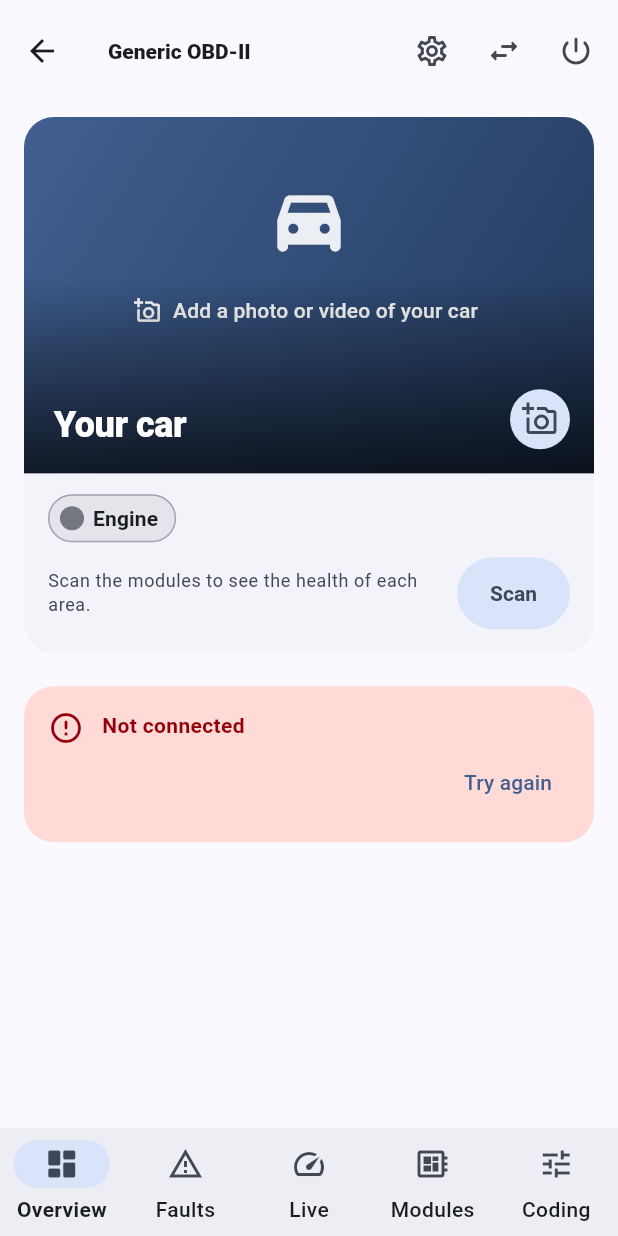
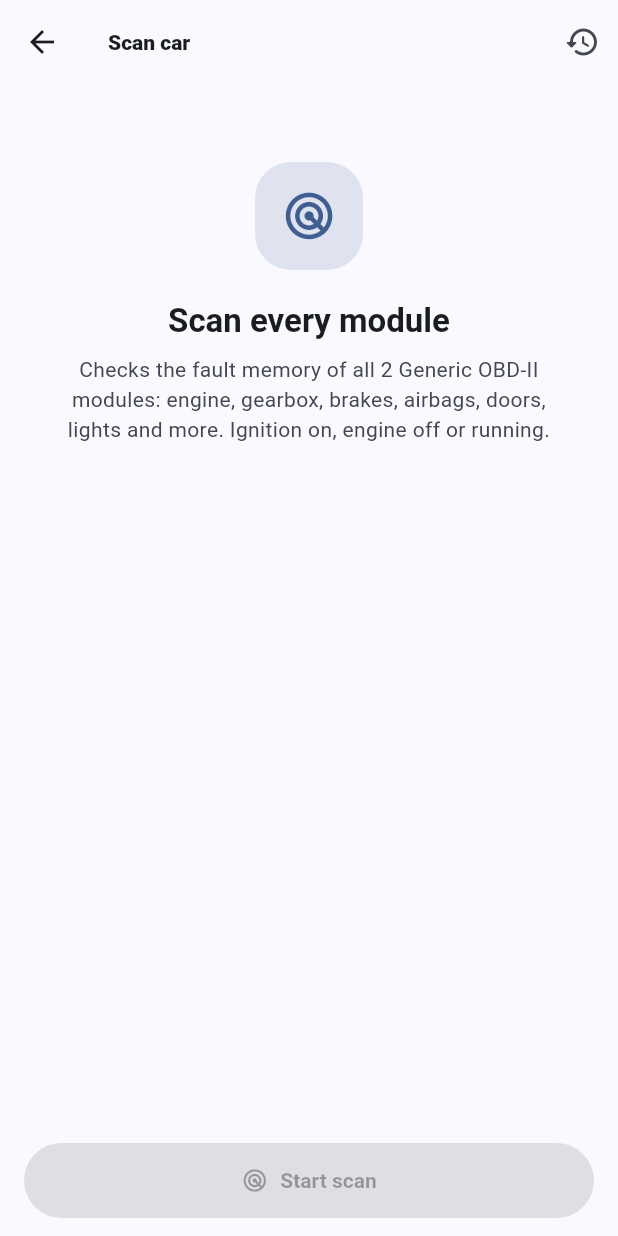
Before and after one commit to quotebruceoften/car-diagnostics, a Flutter app: the HomeScreen screen opened directly, after a tap on "Scan", on a phone screen of 412 x 824 dp. Run offline on Flutter 3.47's test engine with Material 3 defaults, Android fonts, the phone set to English and light mode, and no system bars; our stand-ins replace file_picker, image_picker, pdf, permission_handler, share_plus, shared_preferences and 2 more; missing offline and left inert: flutter_reactive_ble; accounts and stored records are empty.

Commit message:
Add a dedicated Scan car button and screen
A large Scan car button on the Overview, and a scan icon in the top bar
on every tab, open a screen that scans every module and shows progress
module by module, then the faults grouped by module, with Report and
Scan again buttons. The car card's Scan button opens the same screen.

Co-Authored-By: Claude Opus 5.5 <noreply@anthropic.com>
Claude-Session: https://claude.ai/code/session_01831VDjxvNFYZRrE1kCUzeT

```diff
--- a/mobile/lib/ui/screens/home_screen.dart
+++ b/mobile/lib/ui/screens/home_screen.dart
@@ -9,6 +9,7 @@ import 'faults_tab.dart';
 import 'live_tab.dart';
 import 'modules_tab.dart';
 import 'overview_tab.dart';
+import 'scan_screen.dart';
 import 'settings_screen.dart';
 
 /// Tab indexes, so tabs can send the user to each other.
@@ -94,6 +95,7 @@ class _HomeScreenState extends State<HomeScreen> {
           ],
         ),
         actions: [
+          IconButton(tooltip: 'Scan car', icon: const Icon(Icons.radar_rounded), onPressed: () => openScan(context)),
           IconButton(
             tooltip: 'Settings',
             icon: const Icon(Icons.settings_outlined),
--- a/mobile/lib/ui/screens/overview_tab.dart
+++ b/mobile/lib/ui/screens/overview_tab.dart
@@ -11,6 +11,7 @@ import '../widgets/skeleton.dart';
 import 'battery_screen.dart';
 import 'history_screen.dart';
 import 'performance_screen.dart';
+import 'scan_screen.dart';
 import 'service_screen.dart';
 import 'trip_screen.dart';
 import 'readiness_screen.dart';
@@ -95,6 +96,7 @@ class _OverviewTabState extends State<OverviewTab> {
             padding: const EdgeInsets.only(top: 4, bottom: 24),
             children: [
               const CarCard(),
+              const _ScanButton(),
               if (snap.connectionState != ConnectionState.done)
                 const Skeleton(tiles: true, cards: 2)
               else if (snap.hasError)
@@ -230,6 +232,74 @@ class _OverviewTabState extends State<OverviewTab> {
   }
 }
 
+/// The main call to action: scan every module for faults.
+class _ScanButton extends StatelessWidget {
+  const _ScanButton();
+
+  @override
+  Widget build(BuildContext context) {
+    final session = SessionScope.of(context);
+    final theme = Theme.of(context);
+    return ListenableBuilder(
+      listenable: session.scan,
+      builder: (context, _) {
+        final scan = session.scan;
+        final String subtitle;
+        if (scan.scanning) {
+          subtitle = 'Scanning: ${scan.results.length} of ${scan.total} modules';
+        } else if (scan.hasResults) {
+          final n = scan.faultCount;
+          subtitle = 'Last scan: $n fault${n == 1 ? '' : 's'} in ${scan.present.length} modules';
+        } else {
+          subtitle = 'Check all ${session.brand.modules.length} modules for faults';
+        }
+        return Padding(
+          padding: const EdgeInsets.fromLTRB(16, 4, 16, 8),
+          child: Material(
+            color: theme.colorScheme.primary,
+            borderRadius: BorderRadius.circular(24),
+            clipBehavior: Clip.antiAlias,
+            child: InkWell(
+              onTap: () => openScan(context),
+              child: Padding(
+                padding: const EdgeInsets.fromLTRB(20, 18, 16, 18),
+                child: Row(
+                  children: [
+                    Icon(Icons.radar_rounded, size: 36, color: theme.colorScheme.onPrimary),
+                    const SizedBox(width: 16),
+                    Expanded(
+                      child: Column(
+                        crossAxisAlignment: CrossAxisAlignment.start,
+                        children: [
+                          Text(
+                            'Scan car',
+                            style: theme.textTheme.titleLarge?.copyWith(
+                              color: theme.colorScheme.onPrimary,
+                              fontWeight: FontWeight.w700,
+                            ),
+                          ),
+                          const SizedBox(height: 2),
+                          Text(
+                            subtitle,
+                            style: theme.textTheme.bodyMedium?.copyWith(
+                              color: theme.colorScheme.onPrimary.withValues(alpha: 0.85),
+                            ),
+                          ),
+                        ],
+                      ),
+                    ),
+                    Icon(Icons.chevron_right_rounded, color: theme.colorScheme.onPrimary),
+                  ],
+                ),
+              ),
+            ),
+          ),
+        );
+      },
+    );
+  }
+}
+
 void _open(BuildContext context, Widget screen) =>
     Navigator.push(context, MaterialPageRoute<void>(builder: (_) => screen));
 
--- /dev/null
+++ b/mobile/lib/ui/screens/scan_screen.dart
@@ -0,0 +1,309 @@
+import 'package:flutter/material.dart';
+
+import '../../brands/scanner.dart';
+import '../scan_state.dart';
+import '../session.dart';
+import '../widgets/common.dart';
+import '../widgets/dtc_tile.dart';
+import 'dtc_screen.dart';
+import 'history_screen.dart';
+import 'module_screen.dart';
+
+/// Opens the full-car scan and starts a fresh scan.
+void openScan(BuildContext context) =>
+    Navigator.push(context, MaterialPageRoute<void>(builder: (_) => const ScanScreen()));
+
+/// One place to scan every module and see every fault, grouped by module.
+class ScanScreen extends StatefulWidget {
+  const ScanScreen({super.key, this.startScan = true});
+
+  /// Starts a new scan on opening (unless one is already running).
+  final bool startScan;
+
+  @override
+  State<ScanScreen> createState() => _ScanScreenState();
+}
+
+class _ScanScreenState extends State<ScanScreen> {
+  bool _started = false;
+
+  @override
+  void didChangeDependencies() {
+    super.didChangeDependencies();
+    if (_started || !widget.startScan) return;
+    _started = true;
+    final session = SessionScope.read(context);
+    if (!session.scan.scanning) {
+      WidgetsBinding.instance.addPostFrameCallback((_) => _scan());
+    }
+  }
+
+  void _scan() {
+    final session = SessionScope.read(context);
+    if (session.connected) session.scan.start(session.transport, session.brand);
+  }
+
+  @override
+  Widget build(BuildContext context) {
+    final session = SessionScope.of(context);
+    return ListenableBuilder(
+      listenable: session.scan,
+      builder: (context, _) {
+        final scan = session.scan;
+        final record = session.lastRecord;
+        return Scaffold(
+          appBar: AppBar(
+            title: const Text('Scan car'),
+            actions: [
+              IconButton(
+                tooltip: 'Scan history',
+                icon: const Icon(Icons.history_rounded),
+                onPressed: () =>
+                    Navigator.push(context, MaterialPageRoute<void>(builder: (_) => const HistoryScreen())),
+              ),
+            ],
+          ),
+          bottomNavigationBar: scan.scanning
+              ? null
+              : SafeArea(
+                  child: Padding(
+                    padding: const EdgeInsets.fromLTRB(16, 8, 16, 12),
+                    child: Row(
+                      children: [
+                        if (record != null) ...[
+                          Expanded(
+                            child: OutlinedButton.icon(
+                              icon: const Icon(Icons.picture_as_pdf_outlined),
+                              label: const Text('Report'),
+                              onPressed: () => shareReport(context, record),
+                            ),
+                          ),
+                          const SizedBox(width: 12),
+                        ],
+                        Expanded(
+                          child: FilledButton.icon(
+                            icon: const Icon(Icons.radar_rounded),
+                            label: Text(scan.hasResults ? 'Scan again' : 'Start scan'),
+                            onPressed: session.connected ? _scan : null,
+                          ),
+                        ),
+                      ],
+                    ),
+                  ),
+                ),
+          body: ListView(
+            padding: const EdgeInsets.only(top: 4, bottom: 24),
+            children: [
+              if (scan.scanning) _Progress(scan: scan) else if (scan.hasResults) _Summary(scan: scan),
+              if (scan.error != null)
+                Padding(
+                  padding: const EdgeInsets.all(16),
+                  child: ErrorPanel(error: scan.error!),
+                ),
+              if (scan.scanning)
+                Card(
+                  child: Column(
+                    children: [
+                      // Modules are checked in order, so the next one is being checked now.
+                      for (final (i, m) in session.brand.modules.indexed)
+                        _ProgressRow(
+                          address: m.address,
+                          name: m.name,
+                          result: scan.find(m.txId),
+                          current: i == scan.results.length,
+                        ),
+                    ],
+                  ),
+                )
+              else
+                ..._results(context, scan),
+            ],
+          ),
+        );
+      },
+    );
+  }
+
+  List<Widget> _results(BuildContext context, ScanState scan) {
+    final session = SessionScope.read(context);
+    if (!scan.hasResults) {
+      return [
+        EmptyState(
+          icon: Icons.radar_rounded,
+          title: 'Scan every module',
+          message:
+              'Checks the fault memory of all ${session.brand.modules.length} ${session.brand.name} modules: '
+              'engine, gearbox, brakes, airbags, doors, lights and more. Ignition on, engine off or running.',
+        ),
+      ];
+    }
+    final withFaults = scan.present.where((m) => (m.dtcs ?? const []).isNotEmpty).toList();
+    final clean = scan.present.where((m) => m.dtcs != null && m.dtcs!.isEmpty).toList();
+    final unreadable = scan.present.where((m) => m.dtcs == null).toList();
+    return [
+      for (final m in withFaults) ...[
+        SectionHeader('${m.def.address} · ${m.def.name}'),
+        Card(
+          child: Column(
+            children: [
+              for (final d in m.dtcs!)
+                DtcTile(
+                  dtc: d,
+                  description: session.brand.describeDtc(d),
+                  onTap: () => openDtc(context, d, session.brand.describeDtc(d), source: m.def.name),
+                ),
+              const Divider(height: 1),
+              ListTile(
+                dense: true,
+                leading: const Icon(Icons.developer_board_rounded),
+                title: const Text('Open module'),
+                subtitle: const Text('Details, clear faults, coding'),
+                trailing: const Icon(Icons.chevron_right_rounded),
+                onTap: () => _openModule(context, m),
+              ),
+            ],
+          ),
+        ),
+      ],
+      if (clean.isNotEmpty || unreadable.isNotEmpty) ...[
+        SectionHeader('No faults (${clean.length})'),
+        Card(
+          child: Column(
+            children: [
+              for (final m in [...clean, ...unreadable])
+                ListTile(
+                  leading: ModuleBadge(m.def.address),
+                  title: Text(m.def.name),
+                  trailing: m.dtcs == null
+                      ? Pill('?', color: Theme.of(context).colorScheme.outline)
+                      : Pill('OK', color: toneColor(context, Tone.ok), icon: Icons.check_rounded),
+                  onTap: () => _openModule(context, m),
+                ),
+            ],
+          ),
+        ),
+      ],
+      if (scan.absent.isNotEmpty)
+        Card(
+          child: ExpansionTile(
+            leading: const TintedIcon(Icons.do_not_disturb_on_outlined, size: 40),
+            title: Text('Not found (${scan.absent.length})'),
+            subtitle: const Text('Not fitted, or uses another address'),
+            children: [
+              for (final m in scan.absent)
+                ListTile(dense: true, leading: ModuleBadge(m.def.address, dimmed: true), title: Text(m.def.name)),
+            ],
+          ),
+        ),
+    ];
+  }
+
+  Future<void> _openModule(BuildContext context, ModuleInfo info) async {
+    final session = SessionScope.read(context);
+    await Navigator.push(context, MaterialPageRoute<void>(builder: (_) => ModuleScreen(module: info.def)));
+    if (!session.connected) return;
+    try {
+      await session.scan.refresh(session.transport, session.brand, info.def);
+    } catch (_) {
+      // Keep the old result; the user can scan again.
+    }
+  }
+}
+
+class _Progress extends StatelessWidget {
+  const _Progress({required this.scan});
+  final ScanState scan;
+
+  @override
+  Widget build(BuildContext context) {
+    final theme = Theme.of(context);
+    final done = scan.results.length;
+    return Card(
+      child: Padding(
+        padding: const EdgeInsets.all(20),
+        child: Column(
+          crossAxisAlignment: CrossAxisAlignment.start,
+          children: [
+            Row(
+              children: [
+                Expanded(child: Text('Scanning...', style: theme.textTheme.titleLarge)),
+                Text('$done / ${scan.total}', style: theme.textTheme.titleMedium),
+              ],
+            ),
+            const SizedBox(height: 4),
+            Text(
+              '${scan.present.length} modules found · ${scan.faultCount} fault${scan.faultCount == 1 ? '' : 's'} so far',
+              style: theme.textTheme.bodySmall,
+            ),
+            const SizedBox(height: 14),
+            ClipRRect(
+              borderRadius: BorderRadius.circular(4),
+              child: LinearProgressIndicator(value: scan.total == 0 ? null : done / scan.total, minHeight: 8),
+            ),
+          ],
+        ),
+      ),
+    );
+  }
+}
+
+class _Summary extends StatelessWidget {
+  const _Summary({required this.scan});
+  final ScanState scan;
+
+  @override
+  Widget build(BuildContext context) {
+    final faults = scan.faultCount;
+    final withFaults = scan.present.where((m) => (m.dtcs ?? const []).isNotEmpty).length;
+    return StatusBanner(
+      tone: faults == 0 ? Tone.ok : Tone.bad,
+      icon: faults == 0 ? Icons.verified_rounded : Icons.report_problem_rounded,
+      title: faults == 0
+          ? 'No faults found'
+          : '$faults fault${faults == 1 ? '' : 's'} in $withFaults module${withFaults == 1 ? '' : 's'}',
+      subtitle:
+          '${scan.present.length} modules checked'
+          '${scan.finishedAt == null ? '' : ' · ${formatTimestamp(scan.finishedAt!)}'}',
+    );
+  }
+}
+
+class _ProgressRow extends StatelessWidget {
+  const _ProgressRow({required this.address, required this.name, required this.result, required this.current});
+  final String address;
+  final String name;
+  final ModuleInfo? result;
+  final bool current;
+
+  @override
+  Widget build(BuildContext context) {
+    final r = result;
+    final Widget trailing;
+    final muted = Theme.of(context).textTheme.bodySmall;
+    if (r == null) {
+      trailing = current
+          ? Row(
+              mainAxisSize: MainAxisSize.min,
+              children: [
+                Text('checking', style: muted),
+                const SizedBox(width: 10),
+                const SizedBox.square(dimension: 16, child: CircularProgressIndicator(strokeWidth: 2)),
+              ],
+            )
+          : Text('waiting', style: muted);
+    } else if (!r.present) {
+      trailing = Text('not found', style: muted);
+    } else if ((r.dtcs ?? const []).isEmpty) {
+      trailing = Pill(r.dtcs == null ? '?' : 'OK', color: toneColor(context, r.dtcs == null ? Tone.neutral : Tone.ok));
+    } else {
+      final n = r.dtcs!.length;
+      trailing = Pill('$n fault${n == 1 ? '' : 's'}', color: toneColor(context, Tone.bad));
+    }
+    return ListTile(
+      dense: true,
+      leading: ModuleBadge(address, dimmed: r == null ? !current : !r.present),
+      title: Text(name),
+      trailing: trailing,
+    );
+  }
+}
--- a/mobile/lib/ui/widgets/car_card.dart
+++ b/mobile/lib/ui/widgets/car_card.dart
@@ -6,6 +6,7 @@ import '../../brands/brand.dart';
 import '../../brands/scanner.dart';
 import '../car_media.dart';
 import '../screens/module_screen.dart';
+import '../screens/scan_screen.dart';
 import '../session.dart';
 import 'common.dart';
 
@@ -82,7 +83,7 @@ class CarCard extends StatelessWidget {
         children: [
           Expanded(child: Text('Scan the modules to see the health of each area.', style: muted)),
           const SizedBox(width: 8),
-          FilledButton.tonal(onPressed: () => scan.start(session.transport, session.brand), child: const Text('Scan')),
+          FilledButton.tonal(onPressed: () => openScan(context), child: const Text('Scan')),
         ],
       );
     }
```
Also changed, not shown: 1 other file.
